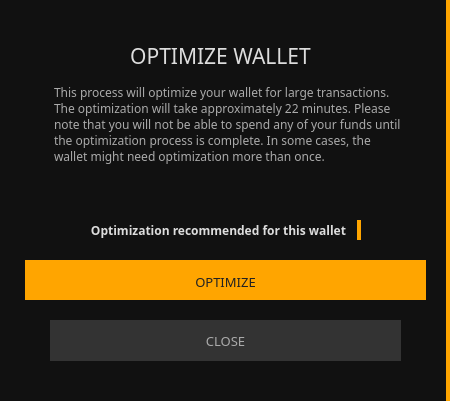
This is src/gui/ui/transactionconfirmation.ui in ConcealNetwork/conceal-desktop as Qt 5 draws it before an edit. The edited form follows.
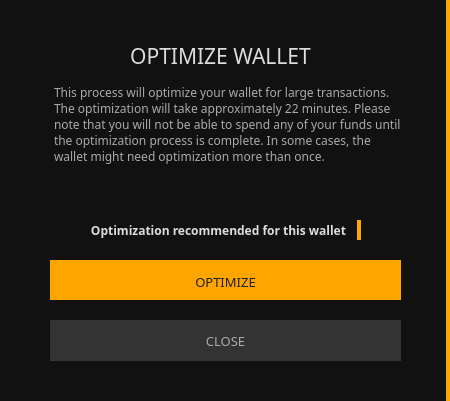
This is the edited form.

Commit message: adjust button width

```diff
--- a/src/gui/ui/transactionconfirmation.ui
+++ b/src/gui/ui/transactionconfirmation.ui
@@ -112,9 +112,9 @@
    <widget class="QPushButton" name="m_optimizeButton">
     <property name="geometry">
      <rect>
-      <x>25</x>
+      <x>50</x>
       <y>260</y>
-      <width>401</width>
+      <width>351</width>
       <height>40</height>
      </rect>
     </property>
```
